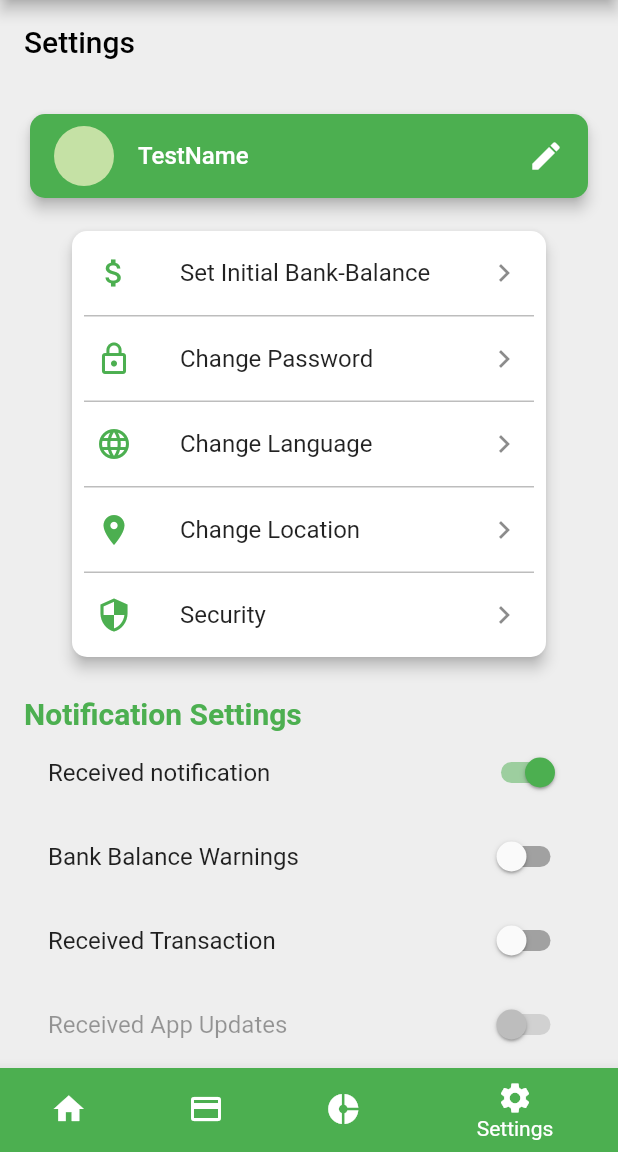
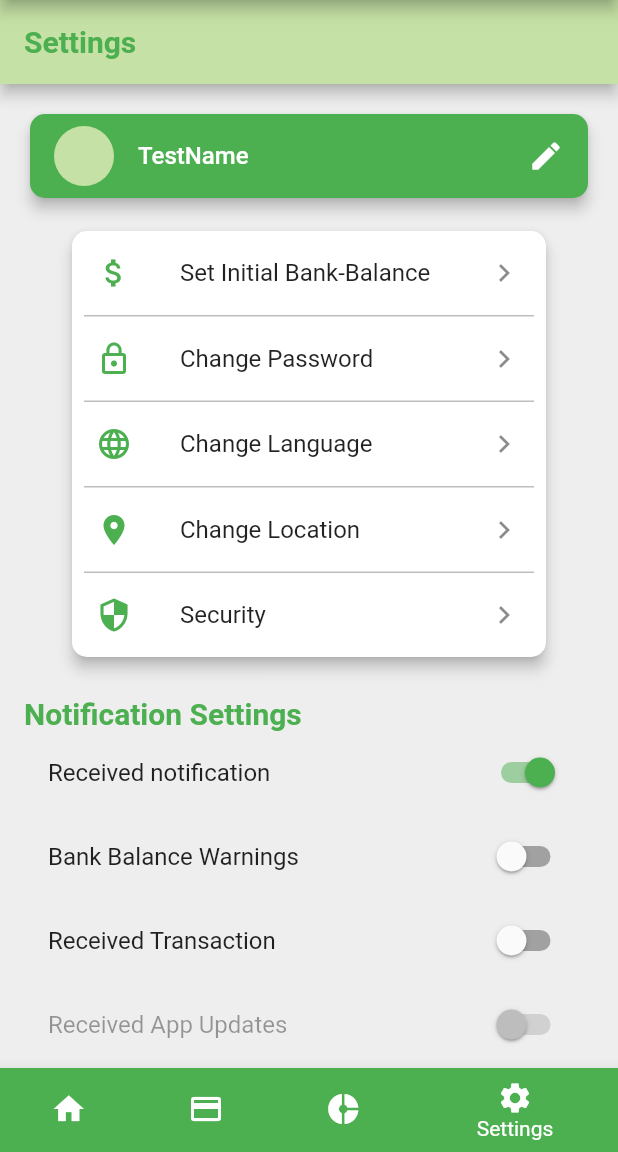
Before and after one commit to nicorahm99/easyFinance, a Flutter app: the screen it shows after launch, item 4 of the bottom bar chosen, on a phone screen of 412 x 824 dp, the part 84-1236 px from its top. Run offline on Flutter 3.47's test engine with Material 2 defaults, Android fonts, the phone set to English and light mode, and no system bars; our stand-ins replace charts_flutter, font_awesome_flutter, sqflite; accounts and stored records are empty.

Commit message:
settings: changed visual effects

```diff
--- a/src/lib/settings/settings.dart
+++ b/src/lib/settings/settings.dart
@@ -12,11 +12,15 @@ class Settings extends StatelessWidget {
       // Settings title
       backgroundColor: Colors.grey.shade200,
       appBar: AppBar(
-        elevation: 0,
+        elevation: 4.0,
         brightness: Brightness.light,
         iconTheme: IconThemeData(color: Colors.black),
-        backgroundColor: Colors.grey.shade200,
-        title: Text('Settings', style: TextStyle(color: Colors.black),),
+        backgroundColor: Colors.lightGreen[200],
+        title: Text('Settings', style: TextStyle(
+          color: Colors.green,
+          fontSize: 20,
+          fontWeight: FontWeight.bold,
+        ),),
       ),
       // body
       body: SingleChildScrollView(
@@ -38,7 +42,7 @@ class Settings extends StatelessWidget {
               ),
             ),
             const SizedBox(height: 10.0),
-            Card(// setting pages
+            Card(// page opening settings
               elevation: 4.0, // shadow
               margin: const EdgeInsets.fromLTRB(32.0, 8.0, 32.0, 16.0),
               shape: RoundedRectangleBorder(borderRadius: BorderRadius.circular(10.0)),
```
